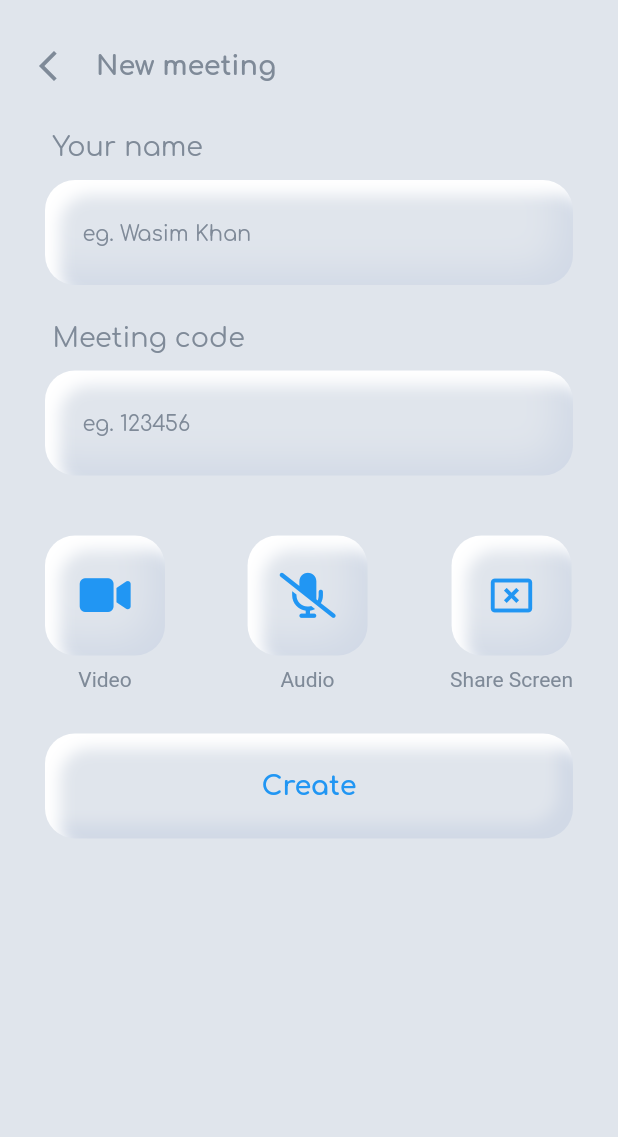
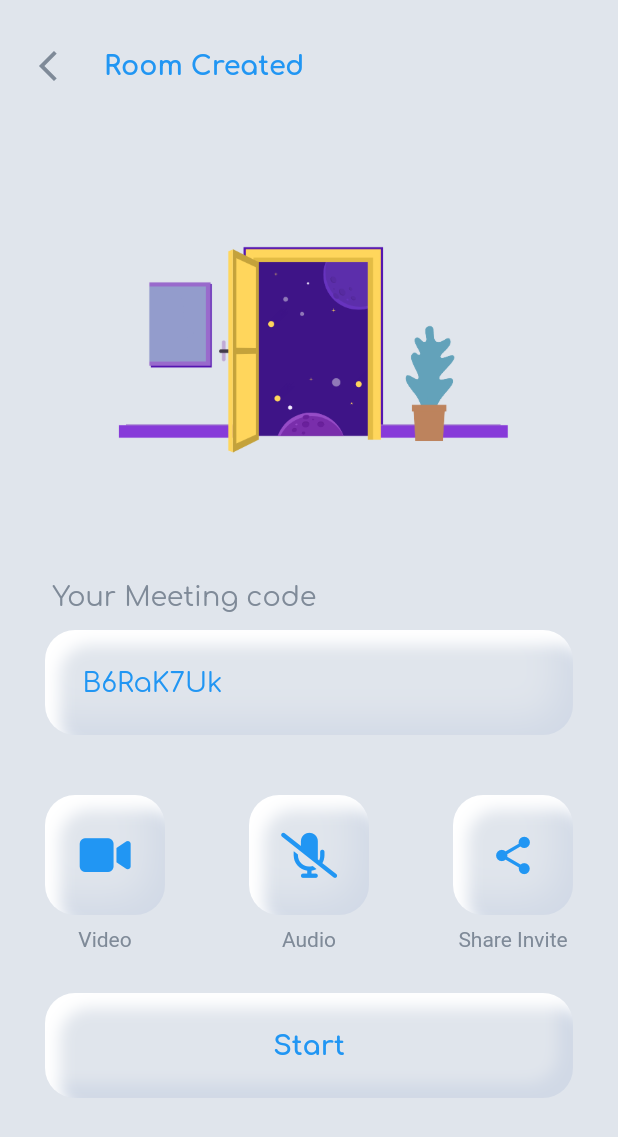
Before and after one commit to wasimk1501/Video_Conferencing_-_Messaging, a Flutter app: the CreateMeeting screen opened by its route, after a tap on "Video", on a phone screen of 412 x 824 dp. Shown: the top 1137 px of the screen. Run offline on Flutter 3.47's test engine with Material 2 defaults, Android fonts, the phone set to English and light mode, and no system bars; our stand-ins replace firebase_auth, firebase_core, flutter_inset_box_shadow, font_awesome_flutter, form_field_validator, google_fonts and 2 more; missing offline and left inert: agora_rtc_engine, flutter_share; accounts and stored records are empty.

Commit message:
Added Other Utils

```diff
--- a/lib/main.dart
+++ b/lib/main.dart
@@ -52,7 +52,7 @@ class MyApp extends StatelessWidget {
       routes: {
         '/home': (context) => const HomeScreen(),
         '/splash': (context) => const SplashScreen(),
-        '/meeting': (context) => const MeetingScreen(),
+        // '/meeting': (context) => const MeetingScreen(),
         '/createMeeting': (context) => const CreateMeeting(),
         '/joinMeeting': (context) => const JoinWithCode(),
         '/signUp': (context) => const SignUpScreen(),
--- a/lib/screens/create_meeting.dart
+++ b/lib/screens/create_meeting.dart
@@ -6,6 +6,10 @@ import 'package:video_conferencing/common/colors.dart';
 import 'package:video_conferencing/common/constant.dart';
 import 'package:video_conferencing/utils/joining_options.dart';
 import 'package:video_conferencing/utils/meet_textfield.dart';
+import 'package:video_conferencing/utils/other_utils/other_utils.dart';
+import 'package:video_conferencing/utils/utils_class.dart';
+
+import 'meeting_screen.dart';
 
 class CreateMeeting extends StatefulWidget {
   const CreateMeeting({super.key});
@@ -15,14 +19,20 @@ class CreateMeeting extends StatefulWidget {
 }
 
 TextEditingController codeController = TextEditingController();
-TextEditingController nameController = TextEditingController();
+String roomId = "";
 
-// var uuid = Uuid();
-bool isShareScreen = false;
+// bool isShareScreen = false;
 bool isAudio = false;
 bool isVideo = false;
 
 class _CreateMeetingState extends State<CreateMeeting> {
+  @override
+  void initState() {
+    roomId = generateRandomString(8);
+    codeController = TextEditingController(text: roomId);
+    super.initState();
+  }
+
   @override
   Widget build(BuildContext context) {
     double blur = 8.0;
@@ -48,37 +58,33 @@ class _CreateMeetingState extends State<CreateMeeting> {
                   },
                 ),
                 Text(
-                  "New meeting",
+                  " Room Created",
+                  textAlign: TextAlign.center,
                   style: GoogleFonts.comfortaa(
                       fontSize: AppFont.normalFontSize,
-                      fontWeight: FontWeight.bold,
-                      color: TextColor.textColor),
+                      color: AppColor.themeColor,
+                      fontWeight: FontWeight.bold),
                 ),
               ],
             ),
             SingleChildScrollView(
               padding: const EdgeInsets.symmetric(horizontal: 30.0),
               child: Column(
-                crossAxisAlignment: CrossAxisAlignment.start,
+                crossAxisAlignment: CrossAxisAlignment.center,
                 mainAxisAlignment: MainAxisAlignment.start,
                 children: [
                   const SizedBox(
                     height: 20.0,
                   ),
-                  MeetTextfield(
-                    controller: nameController,
-                    name: "Your name",
-                    hintText: "eg. Wasim Khan",
-                    keyboardType: TextInputType.name,
-                  ),
-                  const SizedBox(
-                    height: 25.0,
+                  Image.asset(
+                    "assets/images/room_created_vector.png",
+                    width: 300.0,
                   ),
                   MeetTextfield(
                     controller: codeController,
-                    name: "Meeting code",
-                    hintText: "eg. 123456",
+                    name: "Your Meeting code",
                     keyboardType: TextInputType.number,
+                    readOnly: true,
                   ),
                   const SizedBox(
                     height: 40.0,
@@ -87,10 +93,17 @@ class _CreateMeetingState extends State<CreateMeeting> {
                     mainAxisAlignment: MainAxisAlignment.spaceBetween,
                     children: [
                       GestureDetector(
-                        onTap: () {
+                        onTap: () async {
+                          bool isPermissionGranted =
+                              await handlePermissionsForCall(context);
+                          if (isPermissionGranted) {
                             setState(() {
                               isVideo = !isVideo;
                             });
+                          } else {
+                            Utils.showSnackbar(
+                                "Failed, Microphone Permission Required for Video Call");
+                          }
                         },
                         child: JoiningOption(
                             optionName: "Video",
@@ -99,10 +112,17 @@ class _CreateMeetingState extends State<CreateMeeting> {
                                 : FontAwesomeIcons.videoSlash),
                       ),
                       GestureDetector(
-                        onTap: () {
+                        onTap: () async {
+                          bool isPermissionGranted =
+                              await handlePermissionsForCall(context);
+                          if (isPermissionGranted) {
                             setState(() {
                               isAudio = !isAudio;
                             });
+                          } else {
+                            Utils.showSnackbar(
+                                "Failed, Microphone Permission Required for Video Call");
+                          }
                         },
                         child: JoiningOption(
                             optionName: "Audio",
@@ -112,15 +132,12 @@ class _CreateMeetingState extends State<CreateMeeting> {
                       ),
                       GestureDetector(
                         onTap: () {
-                          setState(() {
-                            isShareScreen = !isShareScreen;
-                          });
+                          shareToApps(roomId);
                         },
-                        child: JoiningOption(
-                            optionName: "Share Screen",
-                            optionIcon: isShareScreen
-                                ? FontAwesomeIcons.mobileScreen
-                                : Icons.cancel_presentation_outlined),
+                        child: const JoiningOption(
+                          optionName: "Share Invite",
+                          optionIcon: Icons.share_rounded,
+                        ),
                       ),
                     ],
                   ),
@@ -150,7 +167,7 @@ class _CreateMeetingState extends State<CreateMeeting> {
                                   Radius.circular(20.0))),
                           child: Center(
                             child: Text(
-                              "Create",
+                              "Start",
                               style: GoogleFonts.comfortaa(
                                   color: Colors.blue,
                                   fontSize: 18,
@@ -158,11 +175,23 @@ class _CreateMeetingState extends State<CreateMeeting> {
                             ),
                           ),
                         ),
-                        onTap: () {
+                        onTap: () async {
                           // setState(() {
                           //   isPressed = !isPressed;
                           // });
-                          Navigator.pushNamed(context, "/meeting");
+                          bool isPermissionGranted =
+                              await handlePermissionsForCall(context);
+                          if (isPermissionGranted) {
+                            Navigator.push(
+                                context,
+                                MaterialPageRoute(
+                                    builder: (context) => MeetingScreen(
+                                          channelName: roomId,
+                                        )));
+                          } else {
+                            Utils.showSnackbar(
+                                "Failed, Microphone Permission Required for Video Call");
+                          }
                         }),
                   ),
                 ],
--- a/lib/screens/join_with_code.dart
+++ b/lib/screens/join_with_code.dart
@@ -48,37 +48,34 @@ class _JoinWithCodeState extends State<JoinWithCode> {
                   },
                 ),
                 Text(
-                  "Enter the code",
+                  " Enter the Meeting code",
+                  textAlign: TextAlign.center,
                   style: GoogleFonts.comfortaa(
                       fontSize: AppFont.normalFontSize,
-                      fontWeight: FontWeight.bold,
-                      color: TextColor.textColor),
+                      color: AppColor.themeColor,
+                      fontWeight: FontWeight.bold),
                 ),
               ],
             ),
             SingleChildScrollView(
               padding: const EdgeInsets.symmetric(horizontal: 30.0),
               child: Column(
-                crossAxisAlignment: CrossAxisAlignment.start,
+                crossAxisAlignment: CrossAxisAlignment.center,
                 mainAxisAlignment: MainAxisAlignment.start,
                 children: [
                   const SizedBox(
                     height: 20.0,
                   ),
-                  MeetTextfield(
-                    controller: nameController,
-                    name: "Your name",
-                    hintText: "eg. Wasim Khan",
-                    keyboardType: TextInputType.name,
-                  ),
-                  const SizedBox(
-                    height: 25.0,
+                  Image.asset(
+                    "assets/images/room_join_vector.png",
+                    width: 300.0,
                   ),
                   MeetTextfield(
                     controller: codeController,
-                    name: "Meeting code",
-                    hintText: "eg. 123456",
-                    keyboardType: TextInputType.number,
+                    name: "Enter Meeting Code",
+                    hintText: "Code",
+                    keyboardType: TextInputType.name,
+                    readOnly: false,
                   ),
                   const SizedBox(
                     height: 40.0,
--- a/lib/screens/meeting_screen.dart
+++ b/lib/screens/meeting_screen.dart
@@ -5,7 +5,8 @@ import 'package:agora_rtc_engine/agora_rtc_engine.dart';
 import 'package:video_conferencing/utils/settings.dart';
 
 class MeetingScreen extends StatefulWidget {
-  const MeetingScreen({super.key});
+  final String channelName;
+  const MeetingScreen({super.key, required this.channelName});
 
   @override
   State<MeetingScreen> createState() => _MeetingScreenState();
--- a/lib/utils/meet_textfield.dart
+++ b/lib/utils/meet_textfield.dart
@@ -8,6 +8,7 @@ import '../common/colors.dart';
 class MeetTextfield extends StatelessWidget {
   final TextEditingController controller;
   final String name;
+  final bool? readOnly;
   final String? hintText;
   final TextInputType? keyboardType;
   const MeetTextfield({
@@ -15,6 +16,7 @@ class MeetTextfield extends StatelessWidget {
     required this.controller,
     required this.name,
     this.hintText,
+    this.readOnly,
     this.keyboardType,
   });
 
@@ -57,6 +59,7 @@ class MeetTextfield extends StatelessWidget {
                 color: Colors.blue, fontSize: AppFont.normalFontSize),
             controller: controller,
             keyboardType: keyboardType,
+            readOnly: readOnly!,
             textCapitalization: TextCapitalization.words,
             decoration: InputDecoration(
                 border: InputBorder.none,
--- /dev/null
+++ b/lib/utils/other_utils/other_utils.dart
@@ -0,0 +1,100 @@
+import 'dart:math';
+
+import 'package:flutter/material.dart';
+import 'package:flutter_share/flutter_share.dart';
+import 'package:permission_handler/permission_handler.dart';
+import 'package:video_conferencing/common/colors.dart';
+
+checkNoSignalDigit(int no) {
+  int len = no.toString().length;
+  if (len == 1) {
+    return true;
+  }
+  return false;
+}
+
+String generateRandomString(int len) {
+  var r = Random();
+  const _chars =
+      "AaBbCcDdEeFfGgHhIiJjKkLlMmNnOoPpQqRrSsTtUuVvWwXxYyZz1234567890";
+  return List.generate(len, (index) => _chars[r.nextInt(_chars.length)]).join();
+}
+
+void shareToApps(String roomId) async {
+  await FlutterShare.share(
+      title: "Video Call Invite",
+      text:
+          'Hey There, Lets connect via Video Call using MeetingMinds App using code : $roomId');
+}
+
+Future<bool> handlePermissionsForCall(BuildContext context) async {
+  Map<Permission, PermissionStatus> statuses = await [
+    Permission.camera,
+    Permission.microphone,
+    Permission.storage,
+  ].request();
+
+  if (statuses[Permission.camera]!.isPermanentlyDenied) {
+    showCustomDialog(context, "Permission Required",
+        "Camera Permission Required for Video Call", () {
+      Navigator.pop(context);
+      openAppSettings();
+    });
+    return false;
+  } else if (statuses[Permission.storage]!.isPermanentlyDenied) {
+    showCustomDialog(context, "Permission Required",
+        "Storage Permission Required for Video Call", () {
+      Navigator.pop(context);
+      openAppSettings();
+    });
+    return false;
+  } else if (statuses[Permission.microphone]!.isPermanentlyDenied) {
+    showCustomDialog(context, "Permission Required",
+        "Microphone Permission Required for Video Call", () {
+      Navigator.pop(context);
+      openAppSettings();
+    });
+    return false;
+  }
+
+  if (statuses[Permission.storage]!.isDenied) {
+    return false;
+  } else if (statuses[Permission.camera]!.isDenied) {
+    return false;
+  } else if (statuses[Permission.microphone]!.isDenied) {
+    return false;
+  }
+  return true;
+}
+
+void showCustomDialog(BuildContext context, String title, String message,
+    Function()? okPressed) async {
+  showDialog(
+    context: context,
+    barrierDismissible: false,
+    builder: (BuildContext context) {
+      // return object of type Dialog
+
+      return AlertDialog(
+        backgroundColor: NeomorphicColor.lightShadow,
+        shape: const RoundedRectangleBorder(
+            borderRadius: BorderRadius.all(Radius.circular(10.0))),
+        title: Text(
+          title,
+          style: const TextStyle(fontFamily: 'WorkSansMedium'),
+        ),
+        content: Text(
+          message,
+          style: const TextStyle(fontFamily: 'WorkSansMedium'),
+        ),
+        actions: <Widget>[
+          ElevatedButton(
+            onPressed: okPressed,
+            child: const Text("OK",
+                style: TextStyle(fontFamily: 'WorkSansMedium')),
+          ),
+        ],
+      );
+    },
+  );
+}
--- a/pubspec.yaml
+++ b/pubspec.yaml
@@ -55,6 +55,7 @@ dependencies:
   flutter_inset_box_shadow: ^1.0.8
   #awesome icon
   font_awesome_flutter: ^10.4.0
+  flutter_share: ^2.0.0
   # flutter_zoom_drawer: ^3.0.3
 
 
```
Also changed, not shown: assets/images/create_meeting_vector.png (added), assets/images/join_meeting_vector.png (added), assets/images/room_created_vector.png (added), assets/images/room_join_vector.png (added), pubspec.lock. Lines whose indentation alone changed are shown as unchanged.
